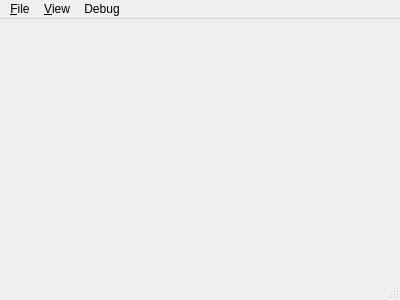
Qt form apoBluePrint/apoScript/mainwindow.ui (neil78duan/apollolib) before a commit.
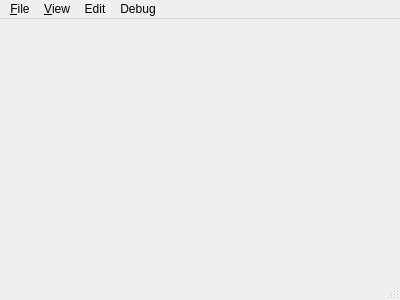
The same form after that commit.

```diff
--- a/apoBluePrint/apoScript/mainwindow.ui
+++ b/apoBluePrint/apoScript/mainwindow.ui
@@ -66,8 +66,17 @@
     <addaction name="actionAttach"/>
     <addaction name="actionDeattch"/>
    </widget>
+   <widget class="QMenu" name="menuEdit">
+    <property name="title">
+     <string>Edit</string>
+    </property>
+    <addaction name="actionUndo"/>
+    <addaction name="actionRedo"/>
+    <addaction name="actionSearch"/>
+   </widget>
    <addaction name="menuHello_world"/>
    <addaction name="menuWindows"/>
+   <addaction name="menuEdit"/>
    <addaction name="menuDebug"/>
   </widget>
   <widget class="QStatusBar" name="statusBar"/>
```
Left out of the diff: 10 changed lines with no effect on the pictures.
